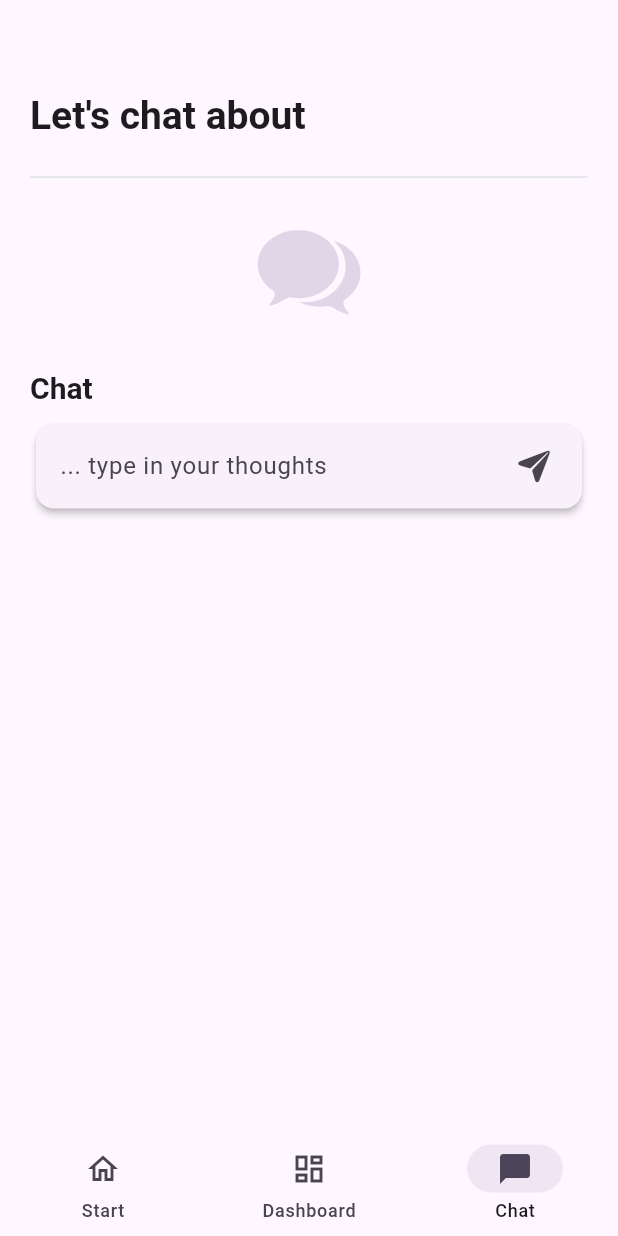
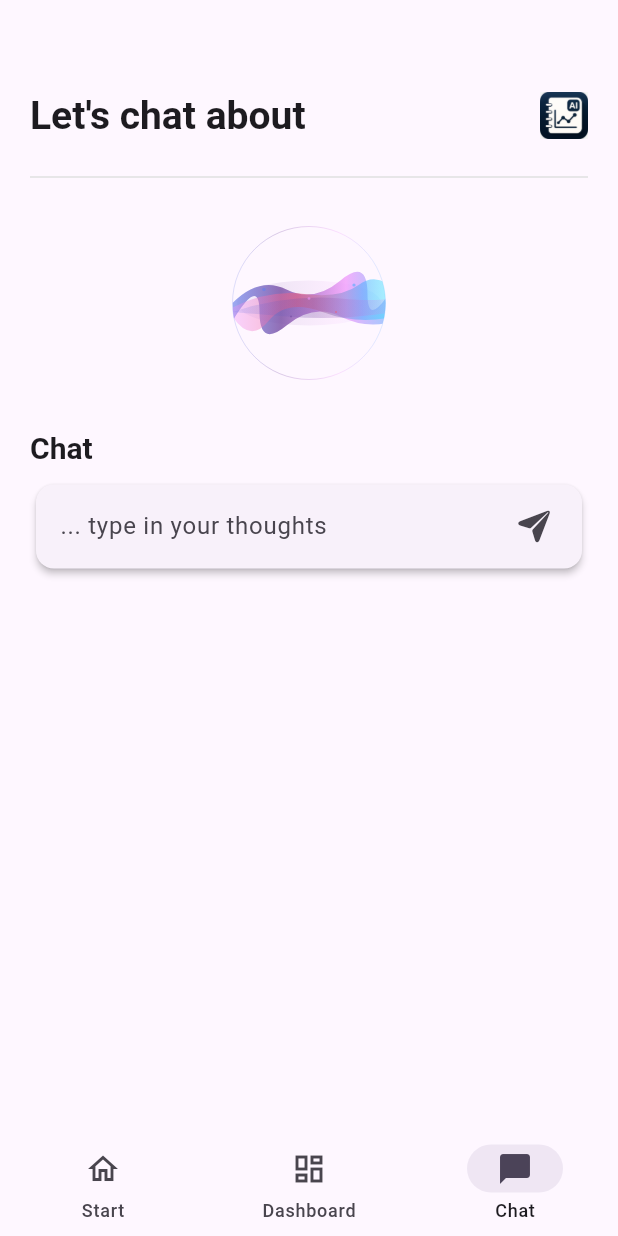
Before and after one commit to XelandOne/llm-journaling, a Flutter app: the screen it shows after launch, item 3 of the bottom bar chosen, on a phone screen of 412 x 824 dp. Run offline on Flutter 3.47's test engine with Material 3 defaults, Android fonts, the phone set to English and light mode, and no system bars; our stand-ins replace audioplayers, flutter_markdown, flutter_svg; network calls fail.

Commit message:
icons, animation (not moving)

```diff
--- a/frontend/llm_assistant/lib/chat_screen.dart
+++ b/frontend/llm_assistant/lib/chat_screen.dart
@@ -4,6 +4,7 @@ import 'api_service.dart';
 import 'chat_response.dart';
 import 'package:cupertino_icons/cupertino_icons.dart';
 import 'bottom_sheet.dart';
+import 'package:flutter_svg/flutter_svg.dart';
 
 class ChatScreen extends StatefulWidget {
   const ChatScreen({super.key});
@@ -12,7 +13,7 @@ class ChatScreen extends StatefulWidget {
   State<ChatScreen> createState() => _ChatScreenState();
 }
 
-class _ChatScreenState extends State<ChatScreen> {
+class _ChatScreenState extends State<ChatScreen> with TickerProviderStateMixin {
   final ApiService apiService = ApiService();
   final TextEditingController _controller = TextEditingController();
   final List<ChatResponse> _chatHistory = [];
@@ -49,12 +50,34 @@ class _ChatScreenState extends State<ChatScreen> {
         child: Column(
           crossAxisAlignment: CrossAxisAlignment.start,
           children: [
-            Text("Let's chat about", style: Theme.of(context).textTheme.headlineMedium),
+            Row(
+              mainAxisAlignment: MainAxisAlignment.spaceBetween,
+              children: [
+                Text("Let's chat about", style: Theme.of(context).textTheme.headlineMedium),
+                Image.asset('lib/assets/icon.png', width: 32, height: 32),
+              ],
+            ),
             const SizedBox(height: 16),
             Divider(thickness: 1, color: Colors.grey.shade300),
             const SizedBox(height: 16),
             Center(
-              child: Icon(CupertinoIcons.chat_bubble_2_fill, size: 80, color: Theme.of(context).colorScheme.primary.withOpacity(0.2)),
+              child: RepaintBoundary(
+                child: AnimatedBuilder(
+                  animation: Listenable.merge([
+                    AnimationController(
+                      vsync: this,
+                      duration: const Duration(seconds: 10),
+                    )..repeat(),
+                  ]),
+                  builder: (context, child) {
+                    return SvgPicture.asset(
+                      'lib/assets/smooth_spectral_animation.svg',
+                      width: 120,
+                      height: 120,
+                    );
+                  },
+                ),
+              ),
             ),
             const SizedBox(height: 24),
             Text('Chat', style: Theme.of(context).textTheme.titleLarge),
```
Also changed, not shown: frontend/llm_assistant/lib/dashboard_screen.dart (+8 -1 lines), frontend/llm_assistant/lib/start_screen.dart (+8 -1 lines), frontend/llm_assistant/pubspec.yaml (+9 -1 lines), frontend/llm_assistant/lib/assets/icon.png (added), frontend/llm_assistant/lib/assets/icon_white_boarder.png (added), frontend/llm_assistant/lib/assets/smooth_spectral_animation.svg (added), frontend/llm_assistant/pubspec.lock, 21 other files.
